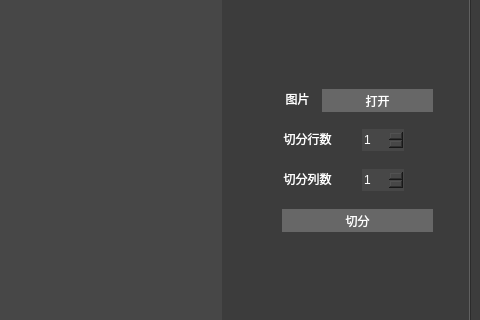
The window that src/animator/gui/animator.ui (limBuddies/GING) describes before a commit, drawn with Qt 5; both pictures show x 320 to 800 and y 146 to 466 of the 800 by 600 pixel window.
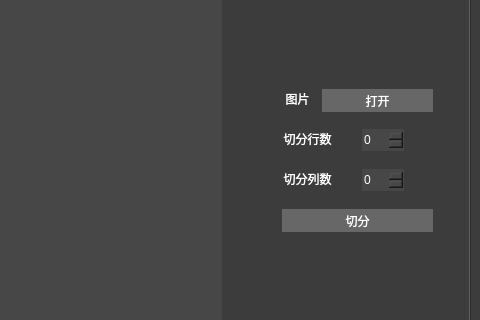
The same window after the commit. Icons and pictures are not drawn.

```diff
--- a/src/animator/gui/animator.ui
+++ b/src/animator/gui/animator.ui
@@ -131,10 +131,10 @@
 border: 0px solid transparent;</string>
       </property>
       <property name="minimum">
-       <number>1</number>
+       <number>0</number>
       </property>
       <property name="value">
-       <number>1</number>
+       <number>0</number>
       </property>
      </widget>
      <widget class="QLabel" name="label_2">
@@ -190,10 +190,10 @@
 border: 0px solid transparent;</string>
       </property>
       <property name="minimum">
-       <number>1</number>
+       <number>0</number>
       </property>
       <property name="value">
-       <number>1</number>
+       <number>0</number>
       </property>
      </widget>
      <widget class="QPushButton" name="sliceBtn">
```
Left out of the diff: 40 changed lines with no effect on the pictures.
